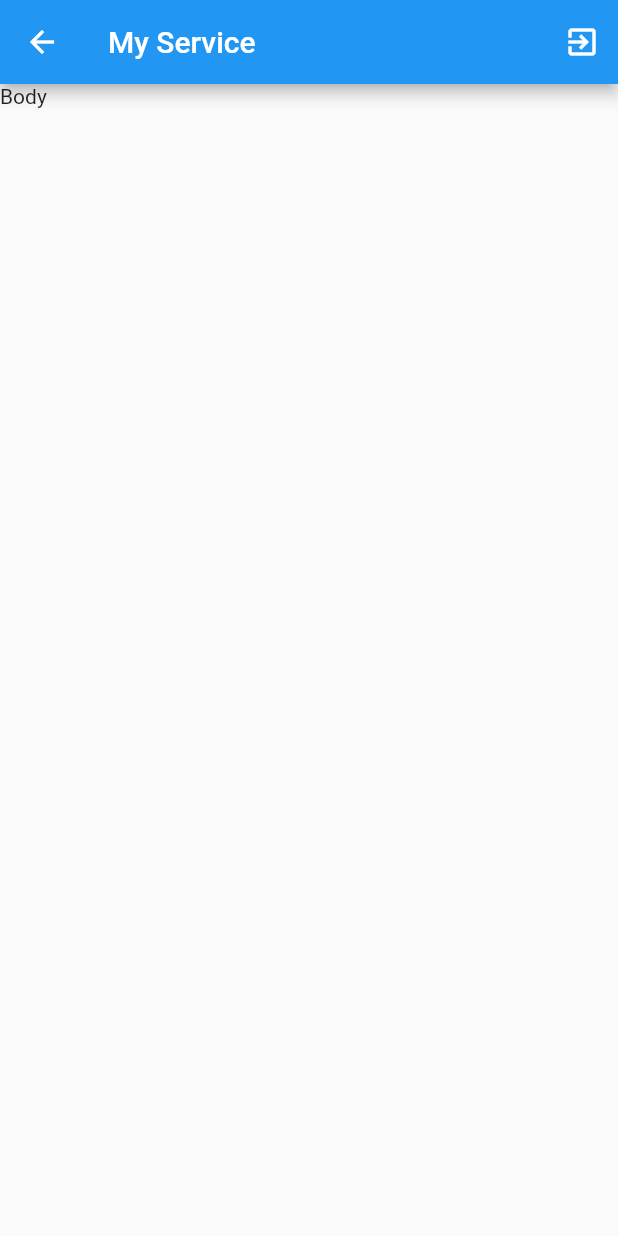
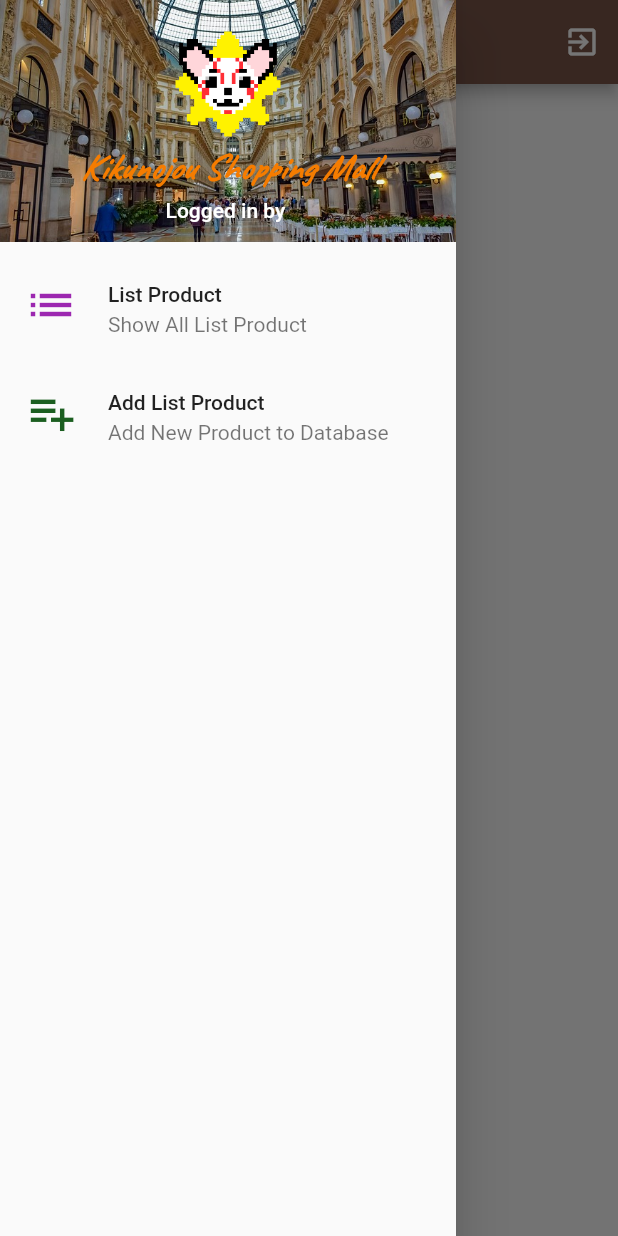
Before and after one commit to IngJira/Primary, a Flutter app: the MyService screen opened directly, with the side drawer open (before the commit the screen has no drawer), on a phone screen of 412 x 824 dp. Run offline on Flutter 3.47's test engine with Material 2 defaults, Android fonts, the phone set to English and light mode, and no system bars; our stand-ins replace firebase_auth, firebase_core, just_audio; accounts and stored records are empty.

Commit message:
5/7/2565

```diff
--- a/lib/main.dart
+++ b/lib/main.dart
@@ -1,3 +1,5 @@
+// ignore_for_file: prefer_const_constructors
+
 import 'package:basicflutter/screens/home.dart';
 import 'package:firebase_core/firebase_core.dart';
 import 'package:flutter/material.dart';
@@ -13,7 +15,8 @@ class MyApp extends StatelessWidget {
 
   @override
   Widget build(BuildContext context) {
-    return const MaterialApp(
+    return MaterialApp(
+      theme: ThemeData(primarySwatch: Colors.brown),
       home: Home(),
     );
   }
--- /dev/null
+++ b/lib/screens/audio.dart
@@ -0,0 +1 @@
+import 'package:just_audio/just_audio.dart';
--- a/lib/screens/home.dart
+++ b/lib/screens/home.dart
@@ -1,3 +1,5 @@
+// ignore_for_file: prefer_const_constructors, avoid_print
+
 import 'package:basicflutter/screens/authen.dart';
 import 'package:basicflutter/screens/my_service.dart';
 import 'package:basicflutter/screens/register.dart';
@@ -15,7 +17,6 @@ class _HomeState extends State<Home> {
   // Method
   @override
   void initState() {
-    // TODO: implement initState
     super.initState();
     checkStatus();
   }
--- a/lib/screens/my_service.dart
+++ b/lib/screens/my_service.dart
@@ -1,3 +1,5 @@
+// ignore_for_file: prefer_const_constructors, avoid_print, sized_box_for_whitespace
+
 import 'package:basicflutter/screens/home.dart';
 import 'package:firebase_auth/firebase_auth.dart';
 import 'package:flutter/material.dart';
@@ -11,8 +13,117 @@ class MyService extends StatefulWidget {
 
 class _MyServiceState extends State<MyService> {
   // Explicit
+  String login = "...";
 
   // Method
+  @override
+  void initState() {
+    super.initState();
+    findDisplayName();
+  }
+
+  Widget showListProduct() {
+    return ListTile(
+      leading: Icon(
+        Icons.list,
+        size: 36.0,
+        color: Colors.purple,
+      ),
+      title: Text("List Product"),
+      subtitle: Text("Show All List Product"),
+      onTap: () {
+        Navigator.of(context).pop();
+      },
+    );
+  }
+
+  Widget showAddList() {
+    return ListTile(
+      leading: Icon(
+        Icons.playlist_add,
+        size: 36.0,
+        color: Colors.green.shade900,
+      ),
+      title: Text("Add List Product"),
+      subtitle: Text("Add New Product to Database"),
+      onTap: () {
+        Navigator.of(context).pop();
+      },
+    );
+  }
+
+  Future<void> findDisplayName() async {
+    FirebaseAuth firebaseAuth = FirebaseAuth.instance;
+    var user = firebaseAuth.currentUser;
+    if (user != null) {
+      setState(() {
+        login = user.displayName.toString();
+      });
+    }
+    print("login = $login");
+  }
+
+  Widget showLogin() {
+    return Text(
+      "Logged in by $login",
+      style: TextStyle(color: Colors.white),
+    );
+  }
+
+  Widget showAppName() {
+    return Text(
+      "Kikunojou Shopping Mall",
+      style: TextStyle(
+        fontSize: 24.0,
+        color: Colors.orange.shade700,
+        fontWeight: FontWeight.bold,
+        fontStyle: FontStyle.italic,
+        fontFamily: "Caveat",
+      ),
+    );
+  }
+
+  Widget showLogo() {
+    return Container(
+      width: 80.0,
+      height: 80.0,
+      child: Image.asset("images/logo.png"),
+    );
+  }
+
+  Widget showHead() {
+    return DrawerHeader(
+      decoration: BoxDecoration(
+        image: DecorationImage(
+          image: AssetImage("images/shop.jpg"),
+          fit: BoxFit.cover,
+        ),
+      ),
+      child: Column(
+        children: [
+          showLogo(),
+          showAppName(),
+          SizedBox(
+            height: 6.0,
+          ),
+          showLogin(),
+        ],
+      ),
+    );
+  }
+
+  Widget showDrawer() {
+    return Drawer(
+      child: ListView(
+        children: [
+          showHead(),
+          showListProduct(),
+          showAddList(),
+        ],
+      ),
+    );
+  }
+
   Widget signOutButton() {
     return IconButton(
       onPressed: () {
@@ -75,6 +186,7 @@ class _MyServiceState extends State<MyService> {
         actions: [signOutButton()],
       ),
       body: Text("Body"),
+      drawer: showDrawer(),
     );
   }
 }
--- a/lib/screens/register.dart
+++ b/lib/screens/register.dart
@@ -1,4 +1,4 @@
-// ignore_for_file: avoid_print
+// ignore_for_file: avoid_print, prefer_const_constructors
 
 import 'package:basicflutter/screens/my_service.dart';
 import 'package:flutter/material.dart';
@@ -53,14 +53,14 @@ class _RegisterState extends State<Register> {
   }
 
   // ติดค่า null ใช้ไม่ได้
-
+  //
   // Future<void> setupDisplayName() async {
   //   FirebaseAuth firebaseAuth = FirebaseAuth.instance;
   //   await firebaseAuth.currentUser().then((response) {
   //     UserUpdateInfo userUpdateInfo = UserUpdateInfo();
   //     userUpdateInfo.displayName = nameString;
   //     response.updateProfile(userUpdateInfo);
-
+  //
   //     MaterialPageRoute materialPageRoute =
   //         MaterialPageRoute(builder: (BuildContext context) => MyService());
   //     Navigator.of(context).pushAndRemoveUntil(
--- a/pubspec.yaml
+++ b/pubspec.yaml
@@ -36,6 +36,7 @@ dependencies:
   cupertino_icons: ^1.0.2
   firebase_auth: ^3.3.19
   firebase_core:
+  just_audio: ^0.9.27
 
 dev_dependencies:
   flutter_test:
@@ -62,7 +63,7 @@ flutter:
   # To add assets to your application, add an assets section, like this:
   assets:
     - images/logo.png
-  #   - images/a_dot_ham.jpeg
+    - images/shop.jpg
 
   # An image asset can refer to one or more resolution-specific "variants", see
   # https://flutter.dev/assets-and-images/#resolution-aware
```
Also changed, not shown: lib/screens/authen.dart (+15 -0 lines), lib/screens/forgot.dart (added, +145 -0 lines), images/shop.jpg (added), pubspec.lock, 2 other files.
